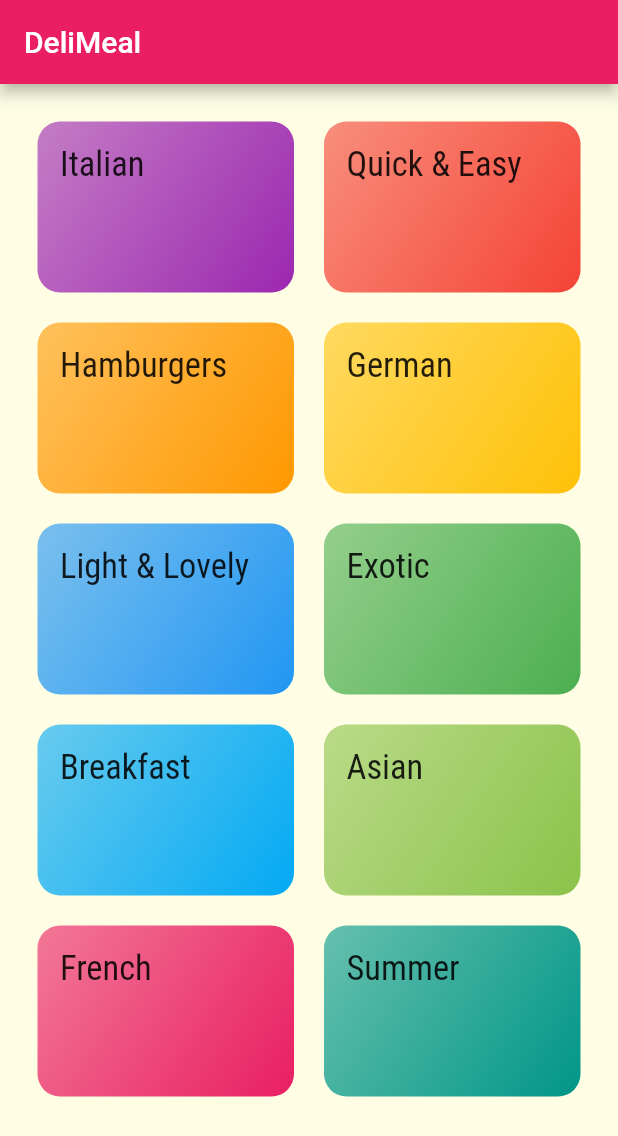
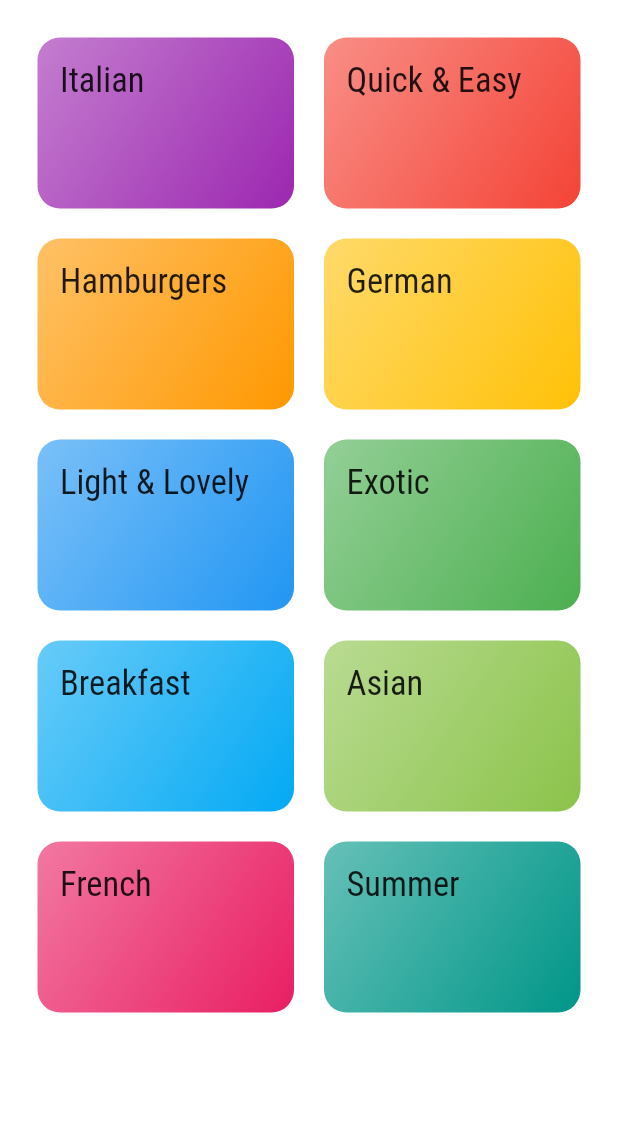
Before and after one commit to sainideepanshu199/meals_app, a Flutter app: the screen it shows after launch, on a phone screen of 412 x 824 dp. Shown: the top 1136 px of the screen. Run offline on Flutter 3.47's test engine with Material 2 defaults, Android fonts, the phone set to English and light mode, and no system bars.

Commit message:
removed scaffold as not needed once its displayed under tabbar tabs

```diff
--- a/lib/screens/categories_screen.dart
+++ b/lib/screens/categories_screen.dart
@@ -8,11 +8,7 @@ import '../widgets/category_item.dart';
 class CategoriesScreen extends StatelessWidget {
   @override
   Widget build(BuildContext context) {
-    return Scaffold(
-      appBar: AppBar(
-        title: const Text("DeliMeal"),
-      ),
-      body: GridView(
+    return GridView(
       padding: const EdgeInsets.all(25),
       children: DUMMY_CATEGORIES
           .map((catData) => CategoryItem(
@@ -27,7 +23,6 @@ class CategoriesScreen extends StatelessWidget {
         crossAxisSpacing: 20,
         mainAxisSpacing: 20,
       ),
-      ),
     );
   }
 }
```
Lines whose indentation alone changed are shown as unchanged.
